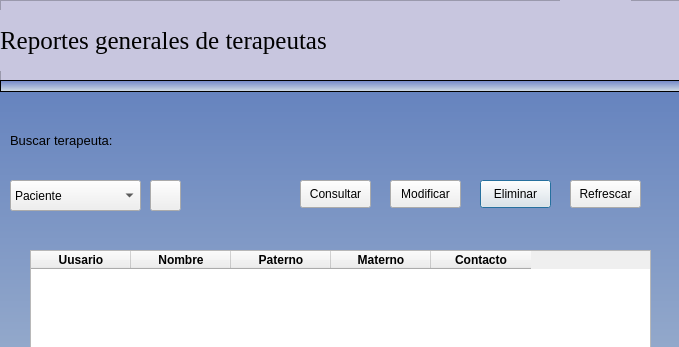
Old version of the form pythonProject/vistas/consultarTerapeuta.ui in the repository francisco2124/Cognidron-EEG-Version1.0; both pictures show x 0 to 679 and y 0 to 347 of the 679 by 683 pixel window.
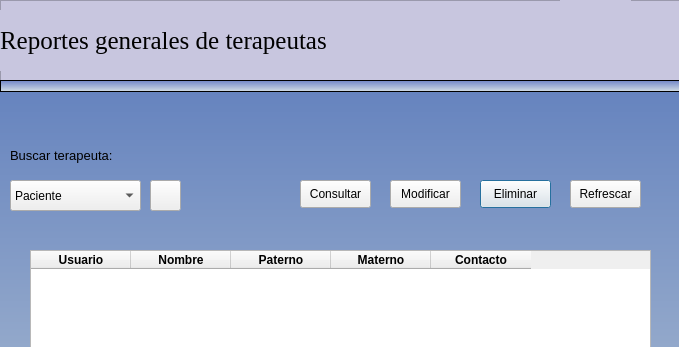
New version of the form. Icons and pictures are not drawn.

The edit to the form file:
```diff
--- a/pythonProject/vistas/consultarTerapeuta.ui
+++ b/pythonProject/vistas/consultarTerapeuta.ui
@@ -62,9 +62,9 @@
    <property name="geometry">
     <rect>
      <x>10</x>
-     <y>110</y>
+     <y>140</y>
      <width>481</width>
-     <height>61</height>
+     <height>31</height>
     </rect>
    </property>
    <property name="font">
@@ -261,7 +261,7 @@
    </property>
    <column>
     <property name="text">
-     <string>Uusario</string>
+     <string>Usuario</string>
     </property>
     <property name="font">
      <font>
```
